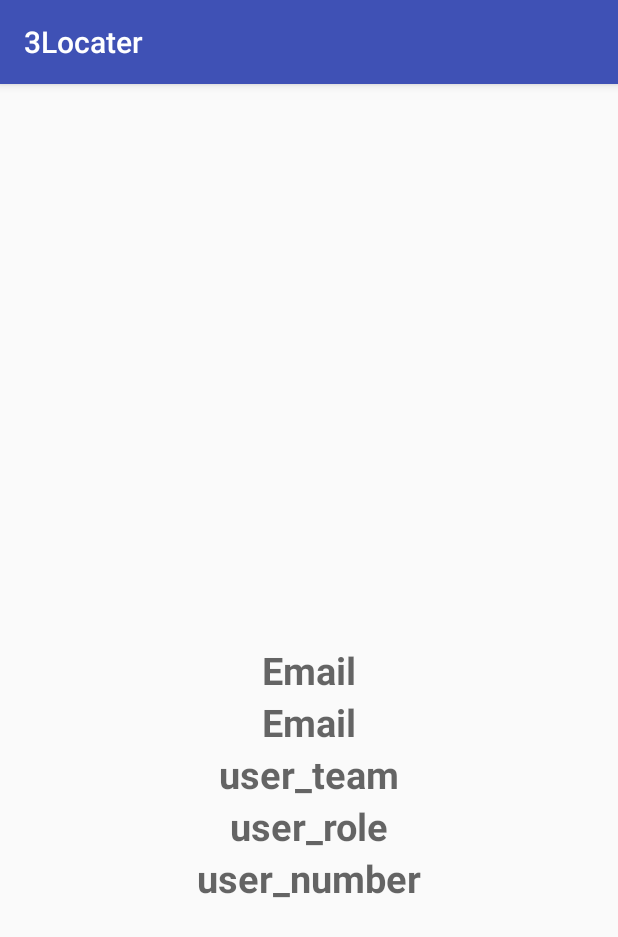
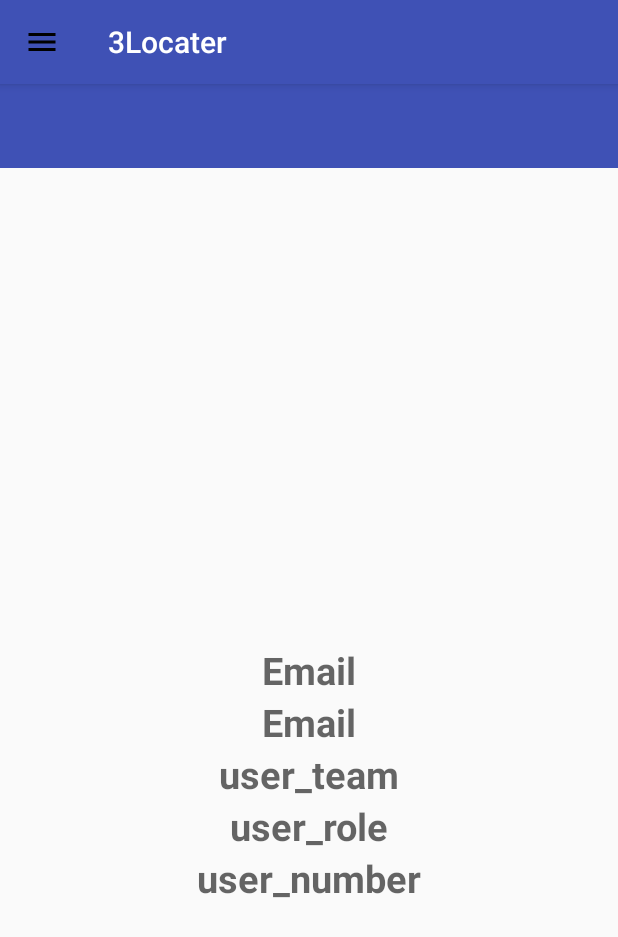
Before and after one commit to ADKA1987/3Locater, an Android app: the ProfileActivity screen opened directly, with no data from a screen before it, on a phone screen of 412 x 824 dp. Shown: the top 937 px of the screen. Run offline under Robolectric (Android 15) with nearby library versions, the phone set to English and light mode, and no system bars; our stand-ins replace Picasso; pictures from the network do not load; 8 statements that could not run were skipped.

Commit message:
fix toolbar

```diff
--- a/app/src/main/java/a3locater/tre/se/a3locater/ProfileActivity.java
+++ b/app/src/main/java/a3locater/tre/se/a3locater/ProfileActivity.java
@@ -5,8 +5,10 @@ import android.graphics.Bitmap;
 import android.graphics.BitmapFactory;
 import android.graphics.drawable.BitmapDrawable;
 import android.graphics.drawable.Drawable;
+import android.support.v7.app.ActionBar;
 import android.support.v7.app.AppCompatActivity;
 import android.os.Bundle;
+import android.support.v7.widget.Toolbar;
 import android.util.Base64;
 import android.widget.ImageView;
 import android.widget.TextView;
@@ -22,6 +24,11 @@ public class ProfileActivity extends AppCompatActivity {
         super.onCreate(savedInstanceState);
         setContentView(R.layout.activity_profile);
         Intent mIntent = getIntent();
+        Toolbar toolbar = findViewById(R.id.profiletoolbar);
+        setSupportActionBar(toolbar);
+        ActionBar actionbar = getSupportActionBar();
+        actionbar.setDisplayHomeAsUpEnabled(true);
+        actionbar.setHomeAsUpIndicator(R.drawable.ic_menu);
 
         userName = findViewById(R.id.user_name);
         userEmail = findViewById(R.id.user_email);
--- /dev/null
+++ b/app/src/main/res/drawable/ic_menu.xml
@@ -0,0 +1,9 @@
+<vector xmlns:android="http://schemas.android.com/apk/res/android"
+        android:width="24dp"
+        android:height="24dp"
+        android:viewportWidth="24.0"
+        android:viewportHeight="24.0">
+    <path
+        android:fillColor="#FF000000"
+        android:pathData="M3,18h18v-2L3,16v2zM3,13h18v-2L3,11v2zM3,6v2h18L21,6L3,6z"/>
+</vector>
--- /dev/null
+++ b/app/src/main/res/drawable/rocket_thrust.xml
@@ -0,0 +1,6 @@
+<animation-list xmlns:android="http://schemas.android.com/apk/res/android"
+    android:oneshot="true">
+    <item android:drawable="@drawable/tre" android:duration="200" />
+    <item android:drawable="@drawable/tre" android:duration="200" />
+    <item android:drawable="@drawable/tre" android:duration="200" />
+</animation-list>
--- a/app/src/main/res/layout/activity_login.xml
+++ b/app/src/main/res/layout/activity_login.xml
@@ -35,6 +35,7 @@
                 android:orientation="horizontal">
 
                 <ImageView
+                    android:id="@+id/tre_logo"
                     android:layout_width="157dp"
                     android:layout_height="wrap_content"
                     android:layout_gravity="center"
--- a/app/src/main/res/layout/activity_main.xml
+++ b/app/src/main/res/layout/activity_main.xml
@@ -7,7 +7,6 @@
     android:layout_height="match_parent"
     android:fitsSystemWindows="true"
     tools:openDrawer="start">
-
     <include
         layout="@layout/app_bar_main"
         android:layout_width="match_parent"
--- a/app/src/main/res/layout/activity_profile.xml
+++ b/app/src/main/res/layout/activity_profile.xml
@@ -6,6 +6,19 @@
     android:layout_height="match_parent"
     tools:context="a3locater.tre.se.a3locater.ProfileActivity">
 
+    <FrameLayout
+        android:id="@+id/content_frame"
+        android:layout_width="match_parent"
+        android:layout_height="match_parent">
+
+        <android.support.v7.widget.Toolbar
+            android:id="@+id/profiletoolbar"
+            android:layout_width="match_parent"
+            android:layout_height="?attr/actionBarSize"
+            android:background="?attr/colorPrimary"
+            android:theme="@style/ThemeOverlay.AppCompat.ActionBar" />
+
+    </FrameLayout>
     <LinearLayout
         android:layout_width="match_parent"
         android:layout_height="match_parent"
```
Also changed, not shown: app/src/main/java/a3locater/tre/se/a3locater/IntranetActivity.java (+7 -0 lines), app/src/main/java/a3locater/tre/se/a3locater/LoginActivity.java (+8 -1 lines), app/src/main/java/a3locater/tre/se/a3locater/MainActivity.java (+33 -21 lines), app/src/main/res/layout/activity_intranet.xml (+10 -1 lines), app/src/main/res/layout/content_main.xml (+11 -49 lines), app/src/main/res/drawable/tre.jpg (added).
